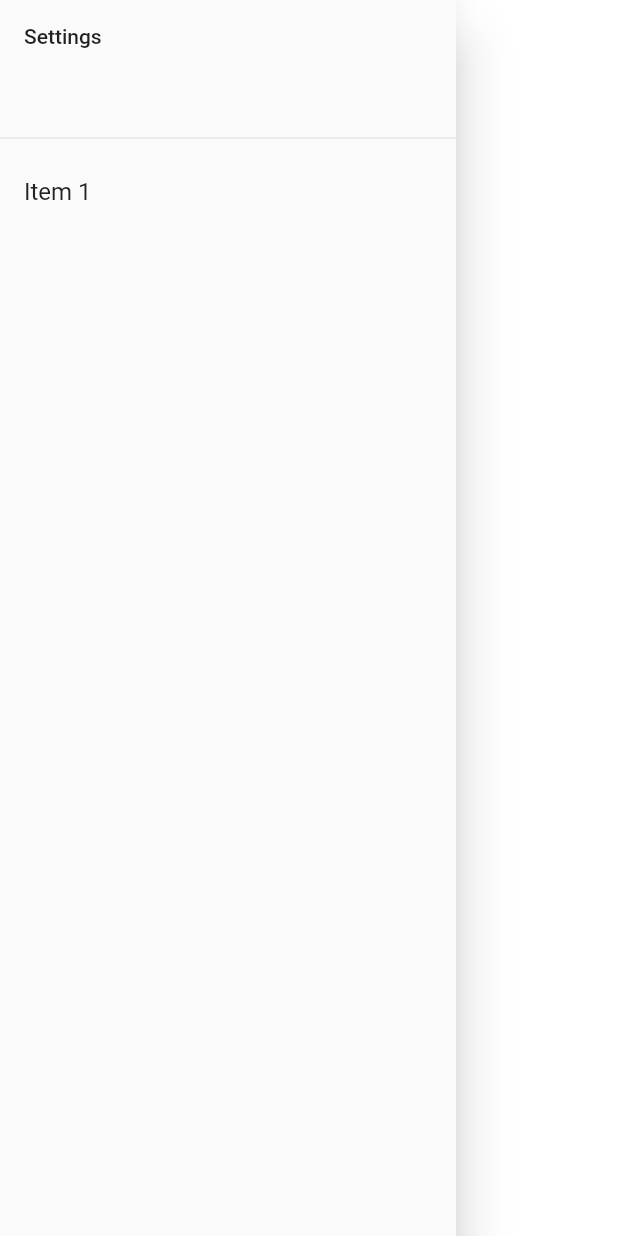
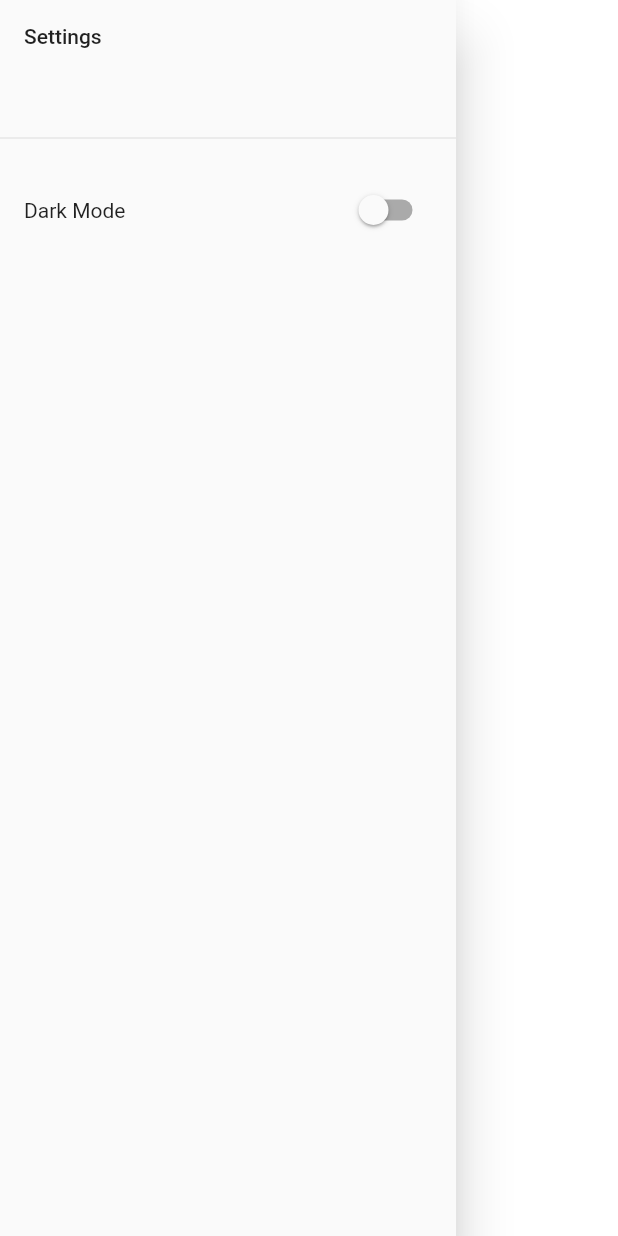
Before and after one commit to RevelsXIX/journal_test, a Flutter app: the CustomDrawer widget shown alone on an empty page, opened directly, on a phone screen of 412 x 824 dp. Run offline on Flutter 3.47's test engine with Material 2 defaults, Android fonts, the phone set to English and light mode, and no system bars; our stand-ins replace shared_preferences; accounts and stored records are empty.

Commit message:
Fitfth Commit

```diff
--- a/lib/widgets/drawer_widget.dart
+++ b/lib/widgets/drawer_widget.dart
@@ -1,4 +1,5 @@
 import 'package:flutter/material.dart';
+import 'package:journal_test/widgets/switch_widget.dart';
 
 
 class CustomDrawer extends StatefulWidget {
@@ -34,12 +35,18 @@ class _CustomDrawerState extends State<CustomDrawer> {
               child: Text("Settings")
             ),
           ),
-          ListTile(
-            title: const Text('Item 1'),
-            onTap: () {
-              // Update the state of the app.
-              // ...
-            },
+        Padding(
+          padding: EdgeInsets.all(16.0),
+          child: Row(
+            mainAxisAlignment: MainAxisAlignment.spaceBetween,
+            children: [
+
+              Text(
+                'Dark Mode'
+              ),
+              CustomSwitch()
+            ],
+          )
           )
         ],
       ),
--- a/lib/widgets/switch_widget.dart
+++ b/lib/widgets/switch_widget.dart
@@ -1,16 +1,24 @@
 import 'package:flutter/material.dart';
 import 'package:journal_test/models/custom_themes.dart';
 
-class CustomSwitch extends StatelessWidget {
+class CustomSwitch extends StatefulWidget {
 
   @override
+  State<CustomSwitch> createState() => _CustomSwitchState();
+}
+
+class _CustomSwitchState extends State<CustomSwitch> {
+  bool _value = false;
+  @override
   Widget build(BuildContext context) {
-    final themeProvider = Provider.of<ThemeProvider>(context);
-
 
     return Switch.adaptive(
-        value: themeProvider.isDarkMode,
-        onChanged: () {}
+        value: _value,
+        onChanged: (value) {
+          setState(() {
+            _value = value;
+          });
+        },
     );
   }
 }
--- a/pubspec.yaml
+++ b/pubspec.yaml
@@ -35,6 +35,7 @@ dependencies:
   # Use with the CupertinoIcons class for iOS style icons.
   cupertino_icons: ^1.0.2
   shared_preferences: ^0.5.4
+  provider: ^5.0.0
 
 dev_dependencies:
   flutter_test:
```
Also changed, not shown: lib/prefs/shared_prefs.dart (added, +15 -0 lines), lib/prefs/theme_preferences.dart (+17 -0 lines), pubspec.lock, 3 other files.
